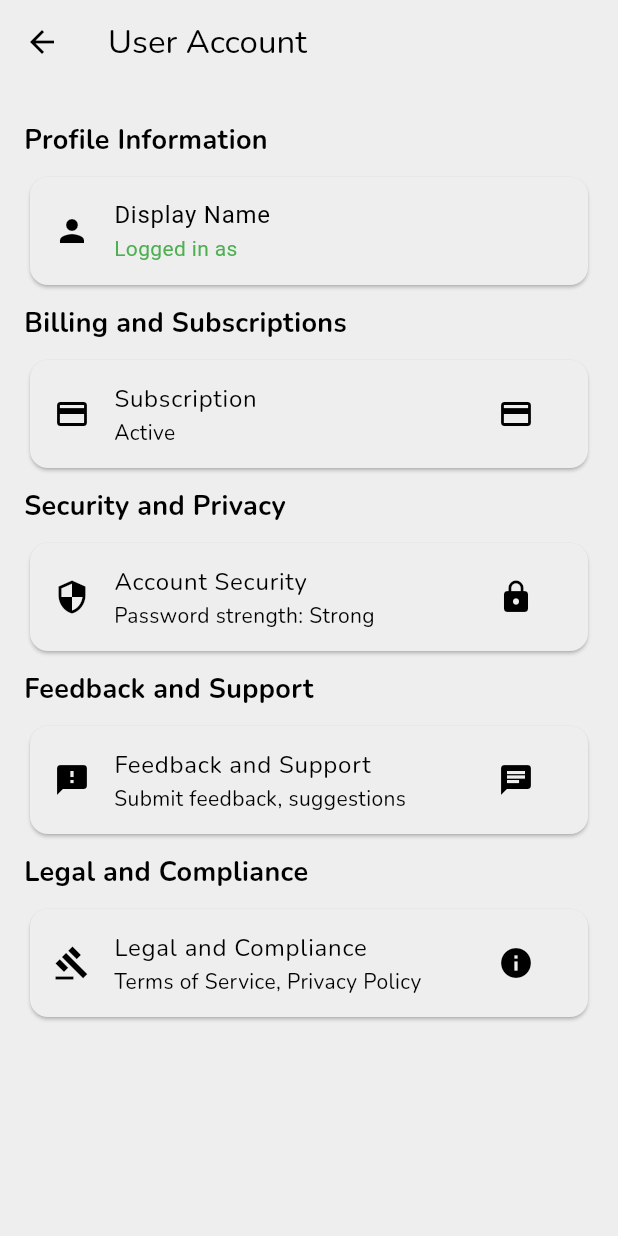
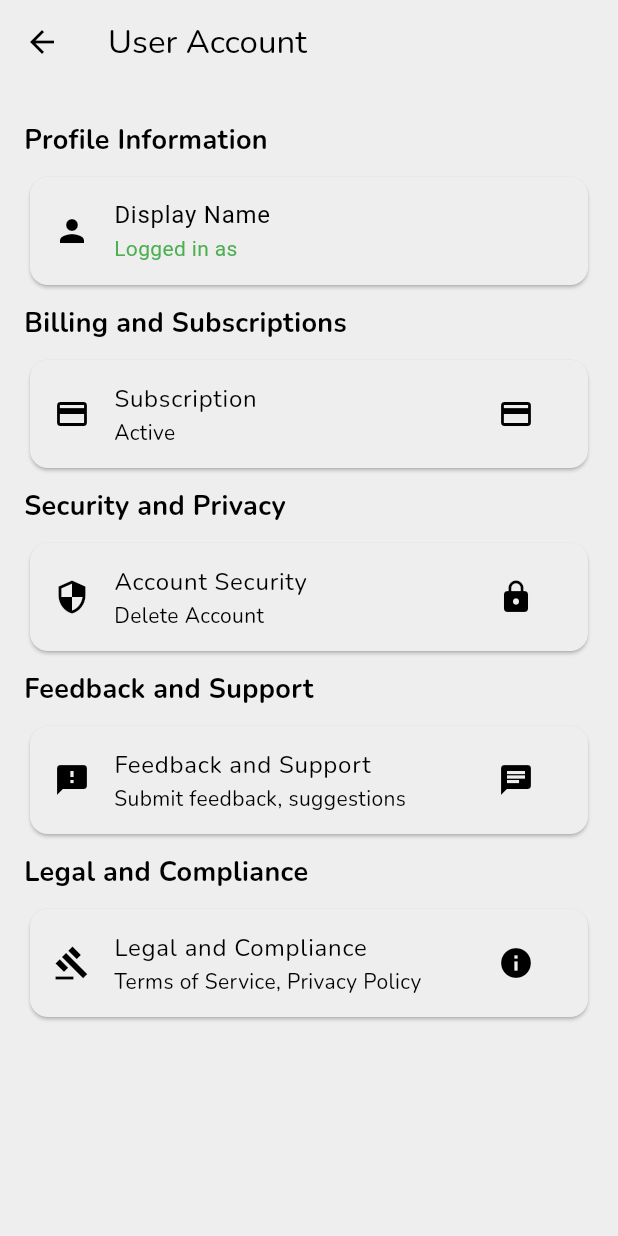
Before and after one commit to Wairioko/FDA-Recall-Alert, a Flutter app: the UserAccountPage screen opened by its route, on a phone screen of 412 x 824 dp. Run offline on Flutter 3.47's test engine with Material 3 defaults, Android fonts, the phone set to English and light mode, and no system bars; our stand-ins replace bloc, camera, cloud_firestore, dartz, dio, firebase_auth and 19 more; missing offline and left inert: dart:ffi, google_mlkit_text_recognition, purchases_flutter; accounts and stored records are empty; network calls fail; Roboto replaces fonts that are missing (SF Pro Text).

Commit message:
changed format of user account page

```diff
--- a/lib/ui/screens/user_account/user-account.dart
+++ b/lib/ui/screens/user_account/user-account.dart
@@ -102,7 +102,7 @@ class UserAccountPage extends StatelessWidget {
             );
           } else {
             // User is not logged in
-            return Card(
+            return const Card(
               child: ListTile(
                 leading: Icon(Icons.person),
                 title: Text(
@@ -125,25 +125,6 @@ class UserAccountPage extends StatelessWidget {
     );
   }
 
-
-  Widget _buildSecurityPrivacy(BuildContext context) {
-    return Card(
-      child: ListTile(
-        onTap: () {
-          Navigator.of(context).pushNamed(AccountSettingsWidget.path);
-        },
-        leading: Icon(Icons.security),
-        title: Text('Account Security'),
-        subtitle: Text('Password strength: Strong'),
-        trailing: IconButton(
-          icon: Icon(Icons.lock),
-          onPressed: () {
-            // Implement security settings
-          },
-        ),
-      ),
-    );
-  }
 
   Widget _buildBillingSubscriptions(BuildContext context) {
     return Card(
@@ -184,6 +165,25 @@ class UserAccountPage extends StatelessWidget {
     );
   }
 
+  Widget _buildSecurityPrivacy(BuildContext context) {
+    return Card(
+      child: ListTile(
+        onTap: () {
+          Navigator.of(context).pushNamed(AccountSettingsWidget.path);
+        },
+        leading: const Icon(Icons.security),
+        title: const Text('Account Security'),
+        subtitle: const Text('Delete Account'),
+        trailing: IconButton(
+          icon: const Icon(Icons.lock),
+          onPressed: () {
+            // Implement security settings
+          },
+        ),
+      ),
+    );
+  }
+
 
   Widget _buildLegalCompliance(BuildContext context) {
     return Card(
```
